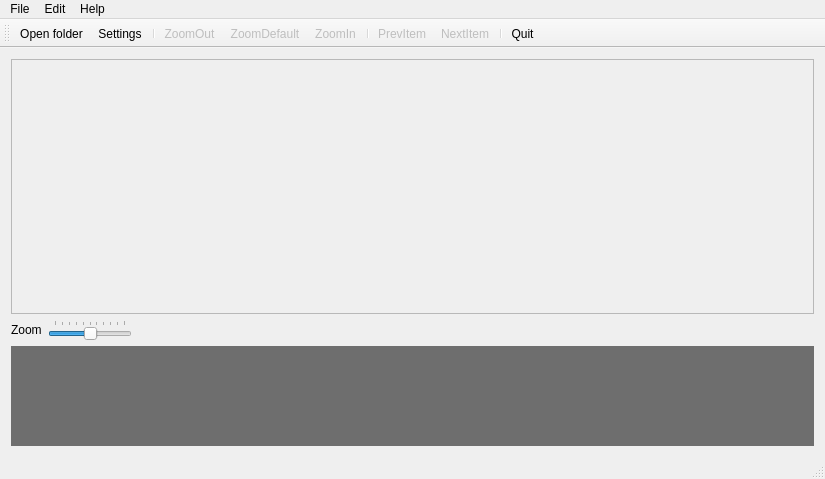
This is mainwindow.ui in jlehtoma/Sppeculate as Qt 5 draws it before an edit. The edited form follows.
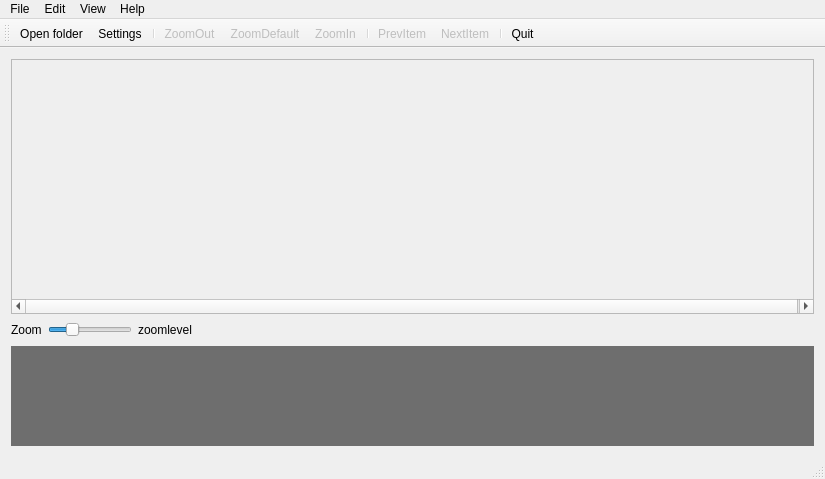
This is the edited form. Icons and pictures are not drawn.

Commit message: Picture zooming and fullscreen operational

```diff
--- a/mainwindow.ui
+++ b/mainwindow.ui
@@ -23,8 +23,17 @@
      <layout class="QHBoxLayout" name="horizontalLayout_2">
       <item>
        <widget class="QScrollArea" name="scrollArea">
+        <property name="sizePolicy">
+         <sizepolicy hsizetype="Ignored" vsizetype="Expanding">
+          <horstretch>0</horstretch>
+          <verstretch>0</verstretch>
+         </sizepolicy>
+        </property>
         <property name="widgetResizable">
-         <bool>true</bool>
+         <bool>false</bool>
+        </property>
+        <property name="alignment">
+         <set>Qt::AlignCenter</set>
         </property>
         <widget class="QWidget" name="scrollAreaWidgetContents">
          <property name="geometry">
@@ -32,7 +41,7 @@
            <x>0</x>
            <y>0</y>
            <width>803</width>
-           <height>224</height>
+           <height>227</height>
           </rect>
          </property>
          <zorder>horizontalSlider</zorder>
@@ -59,10 +68,10 @@
          </sizepolicy>
         </property>
         <property name="minimum">
-         <number>50</number>
+         <number>33</number>
         </property>
         <property name="maximum">
-         <number>150</number>
+         <number>307</number>
         </property>
         <property name="sliderPosition">
          <number>100</number>
@@ -71,13 +80,20 @@
          <enum>Qt::Horizontal</enum>
         </property>
         <property name="tickPosition">
-         <enum>QSlider::TicksAbove</enum>
+         <enum>QSlider::NoTicks</enum>
         </property>
         <property name="tickInterval">
          <number>0</number>
         </property>
        </widget>
       </item>
+      <item>
+       <widget class="QLabel" name="zoomLabel">
+        <property name="text">
+         <string>zoomlevel</string>
+        </property>
+       </widget>
+      </item>
       <item>
        <spacer name="horizontalSpacer">
         <property name="orientation">
@@ -150,8 +166,15 @@
     </property>
     <addaction name="actionSettings"/>
    </widget>
+   <widget class="QMenu" name="menuView">
+    <property name="title">
+     <string>View</string>
+    </property>
+    <addaction name="actionFullscreen"/>
+   </widget>
    <addaction name="menuFile"/>
    <addaction name="menuEdit"/>
+   <addaction name="menuView"/>
    <addaction name="menuHelp"/>
   </widget>
   <widget class="QToolBar" name="mainToolBar">
```
Left out of the diff: 36 changed lines with no effect on the pictures. The commit also changes 2 other files.
